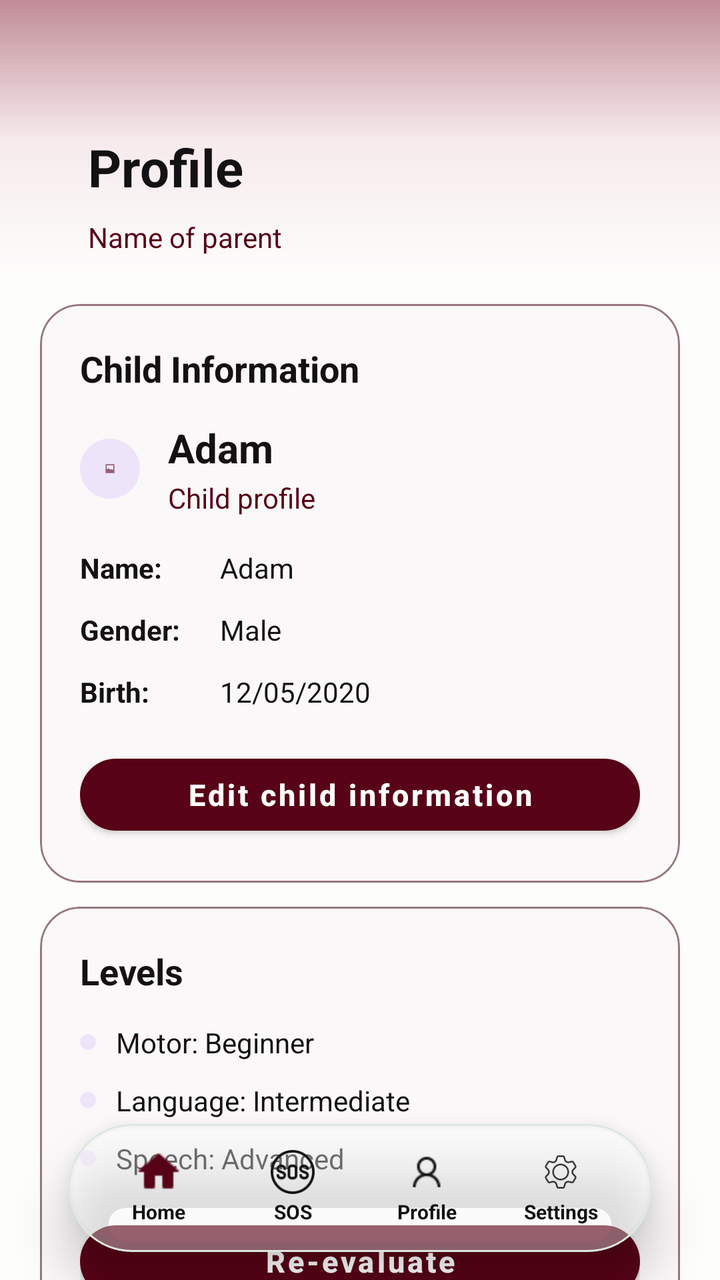
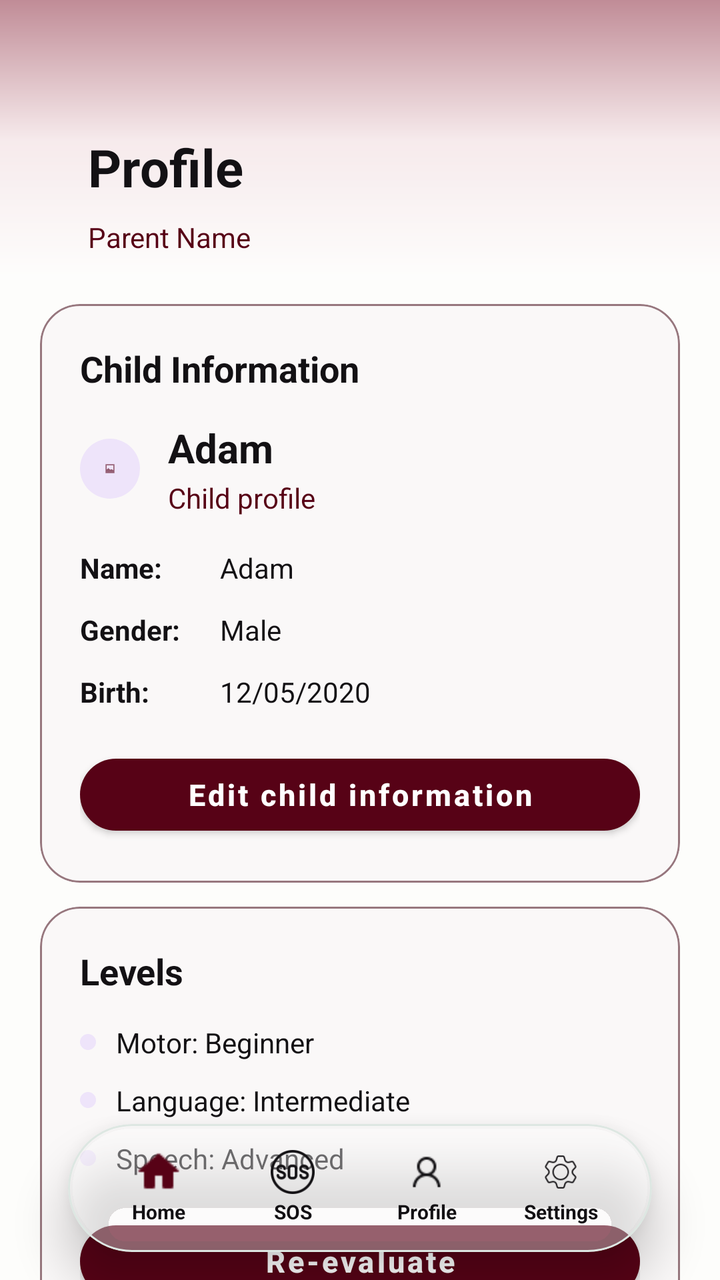

Screens rendered from an Android XML layout before and after an edit, with the pre-edit source and the edit as a unified diff.
<!-- AndroidManifest.xml: application theme Theme.DownSteps1 -->
<!-- res/layout/activity_profil.xml -->
<?xml version='1.0' encoding='UTF-8'?>
<androidx.constraintlayout.widget.ConstraintLayout xmlns:android="http://schemas.android.com/apk/res/android"
    xmlns:app="http://schemas.android.com/apk/res-auto"
    android:id="@+id/profil"
    android:layout_width="match_parent"
    android:layout_height="match_parent"
    android:background="@color/bg_main">

    
    <View
        android:id="@+id/topShape"
        style="@style/TopShape"
        android:layout_width="0dp"
        android:layout_height="140dp"
        android:alpha="0.45"
        app:layout_constraintEnd_toEndOf="parent"
        app:layout_constraintStart_toStartOf="parent"
        app:layout_constraintTop_toTopOf="parent" />

    
    
    <androidx.core.widget.NestedScrollView
        android:id="@+id/scrollContent"
        android:layout_width="0dp"
        android:layout_height="0dp"
        android:clipToPadding="false"
        android:fillViewport="true"
        android:overScrollMode="never"
        android:paddingStart="20dp"
        android:paddingTop="8dp"
        android:paddingEnd="20dp"
        android:paddingBottom="110dp"
        android:scrollbars="none"
        app:layout_constraintBottom_toBottomOf="parent"
        app:layout_constraintEnd_toEndOf="parent"
        app:layout_constraintStart_toStartOf="parent"
        app:layout_constraintTop_toTopOf="parent">

        <LinearLayout
            android:layout_width="match_parent"
            android:layout_height="wrap_content"
            android:orientation="vertical"
            android:paddingBottom="16dp">

            <LinearLayout
                android:id="@+id/headerLayout"
                style="@style/Header"
                android:layout_width="match_parent"
                android:layout_height="wrap_content"
                android:orientation="vertical">

                <TextView
                    android:id="@+id/tvProfileTitle"
                    style="@style/Text.Title"
                    android:layout_width="wrap_content"
                    android:layout_height="wrap_content"
                    android:text="@string/profile"/>

                <TextView
                    android:id="@+id/tvParentName"
                    style="@style/Text.Subtitle"
                    android:layout_width="wrap_content"
                    android:layout_height="wrap_content"
                    android:layout_marginTop="8dp"
                    android:text="Name of parent" />
            </LinearLayout>

            
            <com.google.android.material.card.MaterialCardView
                android:id="@+id/childCard"
                style="@style/Card"
                android:layout_width="match_parent"
                android:layout_height="wrap_content"
                android:layout_marginBottom="12dp">

                <LinearLayout
                    style="@style/Card.Padding"
                    android:layout_width="match_parent"
                    android:layout_height="wrap_content"
                    android:orientation="vertical">

                    <TextView
                        android:id="@+id/tvChildSectionTitle"
                        style="@style/Text.Section"
                        android:layout_width="wrap_content"
                        android:layout_height="wrap_content"
                        android:layout_marginBottom="14dp"
                        android:text="@string/child_information" />

                    
                    <LinearLayout
                        android:layout_width="match_parent"
                        android:layout_height="wrap_content"
                        android:layout_marginBottom="16dp"
                        android:gravity="center_vertical"
                        android:orientation="horizontal">

                        <ImageView
                            android:id="@+id/imgChild"
                            style="@style/Icon.Big"
                            android:layout_marginEnd="14dp"
                            android:background="@drawable/circle_child_bg"
                            android:contentDescription="@string/child_image"
                            android:padding="12dp"
                            android:src="@android:drawable/ic_menu_gallery"
                            app:tint="@color/btn_primary" />

                        <LinearLayout
                            android:layout_width="wrap_content"
                            android:layout_height="wrap_content"
                            android:orientation="vertical">

                            <TextView
                                android:id="@+id/tvChildNameTop"
                                style="@style/Text.Featured"
                                android:layout_width="wrap_content"
                                android:layout_height="wrap_content"
                                android:text="Adam" />

                            <TextView
                                android:id="@+id/tvChildProfile"
                                style="@style/Text.Subtitle"
                                android:layout_width="wrap_content"
                                android:layout_height="wrap_content"
                                android:layout_marginTop="2dp"
                                android:text="@string/child_profile" />
                        </LinearLayout>
                    </LinearLayout>

                    
                    <LinearLayout
                        android:layout_width="match_parent"
                        android:layout_height="wrap_content"
                        android:layout_marginBottom="18dp"
                        android:orientation="vertical">

                        <LinearLayout
                            android:layout_width="match_parent"
                            android:layout_height="wrap_content"
                            android:layout_marginBottom="12dp"
                            android:gravity="center_vertical"
                            android:orientation="horizontal">

                            <TextView
                                style="@style/Text.Label"
                                android:layout_width="70dp"
                                android:layout_height="wrap_content"
                                android:text="@string/name_label" />

                            <TextView
                                android:id="@+id/tvChildName"
                                style="@style/Text.Body"
                                android:layout_width="wrap_content"
                                android:layout_height="wrap_content"
                                android:text="Adam" />
                        </LinearLayout>

                        <LinearLayout
                            android:layout_width="match_parent"
                            android:layout_height="wrap_content"
                            android:layout_marginBottom="12dp"
                            android:gravity="center_vertical"
                            android:orientation="horizontal">

                            <TextView
                                style="@style/Text.Label"
                                android:layout_width="70dp"
                                android:layout_height="wrap_content"
                                android:text="@string/gender_label"/>

                            <TextView
                                android:id="@+id/tvChildGender"
                                style="@style/Text.Body"
                                android:layout_width="wrap_content"
                                android:layout_height="wrap_content"
                                android:text="Male" />
                        </LinearLayout>

                        <LinearLayout
                            android:layout_width="match_parent"
                            android:layout_height="wrap_content"
                            android:gravity="center_vertical"
                            android:orientation="horizontal">

                            <TextView
                                style="@style/Text.Label"
                                android:layout_width="70dp"
                                android:layout_height="wrap_content"
                                android:text="@string/birth_label" />

                            <TextView
                                android:id="@+id/tvChildBirthDate"
                                style="@style/Text.Body"
                                android:layout_width="wrap_content"
                                android:layout_height="wrap_content"
                                android:text="12/05/2020" />
                        </LinearLayout>
                    </LinearLayout>

                    <com.google.android.material.button.MaterialButton
                        android:id="@+id/btnEditChild"
                        style="@style/Btn.Primary"
                        android:layout_width="match_parent"
                        android:layout_height="wrap_content"
                        android:onClick="gotoprofilchild"
                        android:text="@string/edit_child_information"/>
                </LinearLayout>
            </com.google.android.material.card.MaterialCardView>

            
            <com.google.android.material.card.MaterialCardView
                android:id="@+id/levelsCard"
                style="@style/Card"
                android:layout_width="match_parent"
                android:layout_height="wrap_content">

                <LinearLayout
                    style="@style/Card.Padding"
                    android:layout_width="match_parent"
                    android:layout_height="wrap_content"
                    android:orientation="vertical">

                    <TextView
                        android:id="@+id/tvLevelsTitle"
                        style="@style/Text.Section"
                        android:layout_width="wrap_content"
                        android:layout_height="wrap_content"
                        android:layout_marginBottom="14dp"
                        android:text="@string/levels" />

                    <LinearLayout
                        android:layout_width="match_parent"
                        android:layout_height="wrap_content"
                        android:layout_marginBottom="10dp"
                        android:gravity="center_vertical"
                        android:orientation="horizontal">

                        <View
                            android:layout_width="8dp"
                            android:layout_height="8dp"
                            android:layout_marginEnd="10dp"
                            android:background="@drawable/circle_child_bg" />

                        <TextView
                            android:id="@+id/tvMotorLevel"
                            style="@style/Text.Body"
                            android:layout_width="wrap_content"
                            android:layout_height="wrap_content"
                            android:text="Motor: Beginner" />
                    </LinearLayout>

                    <LinearLayout
                        android:layout_width="match_parent"
                        android:layout_height="wrap_content"
                        android:layout_marginBottom="10dp"
                        android:gravity="center_vertical"
                        android:orientation="horizontal">

                        <View
                            android:layout_width="8dp"
                            android:layout_height="8dp"
                            android:layout_marginEnd="10dp"
                            android:background="@drawable/circle_child_bg" />

                        <TextView
                            android:id="@+id/tvLanguageLevel"
                            style="@style/Text.Body"
                            android:layout_width="wrap_content"
                            android:layout_height="wrap_content"
                            android:text="Language: Intermediate" />
                    </LinearLayout>

                    <LinearLayout
                        android:layout_width="match_parent"
                        android:layout_height="wrap_content"
                        android:layout_marginBottom="18dp"
                        android:gravity="center_vertical"
                        android:orientation="horizontal">

                        <View
                            android:layout_width="8dp"
                            android:layout_height="8dp"
                            android:layout_marginEnd="10dp"
                            android:background="@drawable/circle_child_bg" />

                        <TextView
                            android:id="@+id/tvSpeechLevel"
                            style="@style/Text.Body"
                            android:layout_width="wrap_content"
                            android:layout_height="wrap_content"
                            android:text="Speech: Advanced" />
                    </LinearLayout>

                    <com.google.android.material.button.MaterialButton
                        android:id="@+id/btnReEvaluate"
                        style="@style/Btn.Primary"
                        android:layout_width="match_parent"
                        android:layout_height="wrap_content"
                        android:text="@string/re_evaluate"/>
                </LinearLayout>
            </com.google.android.material.card.MaterialCardView>

        </LinearLayout>
    </androidx.core.widget.NestedScrollView>

    
    <include
        android:id="@+id/bottomNavInclude"
        layout="@layout/view_bottom_nav"
        android:layout_width="0dp"
        android:layout_height="64dp"
        android:layout_marginStart="34dp"
        android:layout_marginEnd="34dp"
        android:layout_marginBottom="14dp"
        app:layout_constraintBottom_toBottomOf="parent"
        app:layout_constraintEnd_toEndOf="parent"
        app:layout_constraintStart_toStartOf="parent" />

</androidx.constraintlayout.widget.ConstraintLayout>
<!-- res/layout/view_bottom_nav.xml (included above) -->
<?xml version="1.0" encoding="utf-8"?>
<com.google.android.material.card.MaterialCardView
    xmlns:android="http://schemas.android.com/apk/res/android"
    xmlns:app="http://schemas.android.com/apk/res-auto"
    android:id="@+id/customBottomNav"
    style="@style/BottomNav"
    android:background="@drawable/bg_bottom_nav"
    android:backgroundTint="#66FFFFFF"
    android:stateListAnimator="@null"
    android:layout_width="match_parent"
    android:layout_height="64dp">

    <LinearLayout
        style="@style/BottomNav.Container"
        android:layout_width="match_parent"
        android:layout_height="match_parent"
        android:weightSum="4">

        <LinearLayout
            android:id="@+id/homeTab"
            style="@style/BottomNav.Item">

            <ImageView
                android:id="@+id/navHome"
                style="@style/Icon.Nav"
                android:contentDescription="@string/home"
                android:src="@drawable/home"
                app:tint="@color/btn_primary" />

            <TextView
                android:id="@+id/txtHome"
                android:layout_width="wrap_content"
                android:layout_height="wrap_content"
                android:layout_marginTop="2dp"
                android:text="@string/home"
                style="@style/Text.BottomNav" />
        </LinearLayout>

        <LinearLayout
            android:id="@+id/sosTab"
            style="@style/BottomNav.Item">

            <ImageView
                android:id="@+id/navSos"
                style="@style/Icon.Nav"
                android:contentDescription="@string/sos"
                android:src="@drawable/sos"
                app:tint="@color/text_label" />

            <TextView
                android:id="@+id/txtSos"
                android:layout_width="wrap_content"
                android:layout_height="wrap_content"
                android:layout_marginTop="2dp"
                android:text="@string/sos"
                style="@style/Text.BottomNav" />
        </LinearLayout>

        <LinearLayout
            android:id="@+id/profileTab"
            style="@style/BottomNav.Item">

            <ImageView
                android:id="@+id/navProfile"
                style="@style/Icon.Nav"
                android:contentDescription="@string/profile"
                android:src="@drawable/ic_profil"
                app:tint="@color/text_label" />

            <TextView
                android:id="@+id/txtProfile"
                android:layout_width="wrap_content"
                android:layout_height="wrap_content"
                android:layout_marginTop="2dp"
                android:text="@string/profile"
                style="@style/Text.BottomNav" />
        </LinearLayout>

        <LinearLayout
            android:id="@+id/settingsTab"
            style="@style/BottomNav.Item">

            <ImageView
                android:id="@+id/navSettings"
                style="@style/Icon.Nav"
                android:contentDescription="@string/settings"
                android:src="@drawable/engrenage"
                app:tint="@color/text_label" />

            <TextView
                android:id="@+id/txtSettings"
                android:layout_width="wrap_content"
                android:layout_height="wrap_content"
                android:layout_marginTop="2dp"
                android:text="@string/settings"
                style="@style/Text.BottomNav"/>
        </LinearLayout>

    </LinearLayout>
</com.google.android.material.card.MaterialCardView>
<!-- resources referenced by this layout -->
<resources>
  <color name="bg_main">#FDFDFB</color>
  <color name="btn_primary">#570216</color>
  <color name="text_label">#131114</color>
  <!-- drawable circle_child_bg (drawable) -->
  <?xml version="1.0" encoding="utf-8"?>
  <shape xmlns:android="http://schemas.android.com/apk/res/android"
      android:shape="oval">
      <solid android:color="#EEE4FA" />
  </shape>
  <string name="birth_label">Birth:</string>
  <string name="child_image">Child image</string>
  <string name="child_information">Child Information</string>
  <string name="child_profile">Child profile</string>
  <string name="edit_child_information">Edit child information</string>
  <string name="gender_label">Gender:</string>
  <string name="home">Home</string>
  <string name="levels">Levels</string>
  <string name="name_label">Name:</string>
  <string name="profile">Profile</string>
  <string name="re_evaluate">Re-evaluate</string>
  <string name="settings">Settings</string>
  <string name="sos">SOS</string>
  <style name="BottomNav.Container">
  
          <item name="android:paddingStart">12dp</item>
          <item name="android:paddingEnd">12dp</item>
          <item name="android:gravity">center</item>
          <item name="android:orientation">horizontal</item>
      </style>
  <style name="Card.Padding">
          <item name="android:padding">20dp</item>
      </style>
  <style name="Header">
          <item name="android:paddingStart">24dp</item>
          <item name="android:paddingTop">58dp</item>
          <item name="android:paddingEnd">24dp</item>
          <item name="android:paddingBottom">24dp</item>
      </style>
  <style name="Icon.Big">
          <item name="android:layout_width">30dp</item>
          <item name="android:layout_height">30dp</item>
      </style>
  <style name="Icon.Nav">
          <item name="android:layout_width">22dp</item>
          <item name="android:layout_height">22dp</item>
      </style>
  <style name="Text.Body">
          <item name="android:textColor">@color/text_input</item>
          <item name="android:textSize">14sp</item>
      </style>
  <style name="Text.BottomNav">
          <item name="android:textColor">@color/text_label</item>
          <item name="android:textSize">10sp</item>
          <item name="android:textStyle">bold</item>
      </style>
  <style name="Text.Featured" parent="Text.Section">
          <item name="android:textSize">20sp</item>
      </style>
  <style name="Text.Label">
          <item name="android:textColor">@color/text_label</item>
          <item name="android:textSize">14sp</item>
          <item name="android:textStyle">bold</item>
      </style>
  <style name="Text.Section">
          <item name="android:textColor">@color/text_title</item>
          <item name="android:textSize">18sp</item>
          <item name="android:textStyle">bold</item>
      </style>
  <style name="Text.Subtitle">
          <item name="android:textColor">@color/text_subtitle</item>
          <item name="android:textSize">14sp</item>
      </style>
  <style name="Text.Title">
          <item name="android:textColor">@color/text_title</item>
          <item name="android:textSize">26sp</item>
          <item name="android:textStyle">bold</item>
      </style>
  <style name="TopShape">
          <item name="android:background">@drawable/bg_top</item>
          <item name="android:alpha">0.45</item>
      </style>
  <style name="Theme.DownSteps1" parent="Base.Theme.DownSteps1" />
  <color name="white">#FFFFFF</color>
  <color name="card_bg">#FAF8F8</color>
  <color name="card_border">#97777E</color>
  <color name="text_input">#131114</color>
  <color name="text_title">#131114</color>
  <color name="text_subtitle">#570216</color>
  <style name="Base.Theme.DownSteps1" parent="Theme.Material3.DayNight.NoActionBar">
          
          
          <item name="colorPrimary">@color/btn_primary</item>
          <item name="colorSecondary">@color/btn_primary</item>
          <item name="colorAccent">@color/btn_primary</item>
      </style>
  <!-- unchanged entries left out for length: 10 -->
</resources>

<!-- the commit's change to res/layout/activity_profil.xml (unified diff, before → after) -->
@@ -62,7 +62,7 @@
                     android:layout_width="wrap_content"
                     android:layout_height="wrap_content"
                     android:layout_marginTop="8dp"
-                    android:text="Name of parent" />
+                    android:text="@string/parent_name"/>
             </LinearLayout>
 
             
<!-- resource entries referenced after the edit -->
@@ -18,6 +18,7 @@
   <string name="home">Home</string>
   <string name="levels">Levels</string>
   <string name="name_label">Name:</string>
+  <string name="parent_name">Parent Name</string>
   <string name="profile">Profile</string>
   <string name="re_evaluate">Re-evaluate</string>
   <string name="settings">Settings</string>
